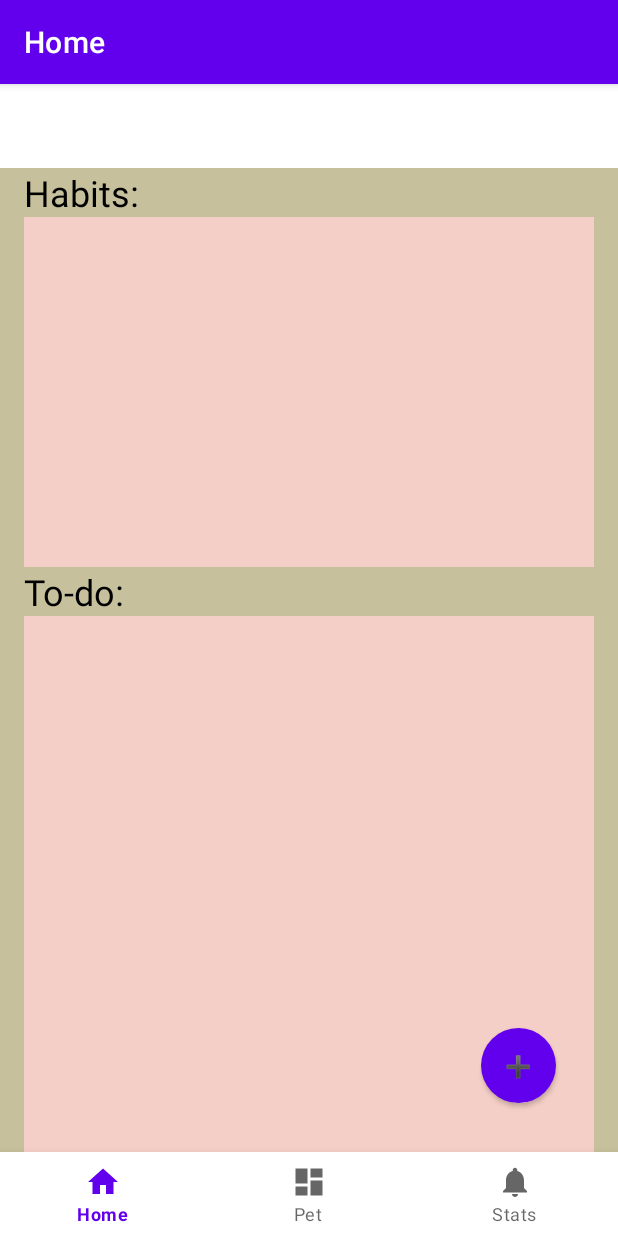
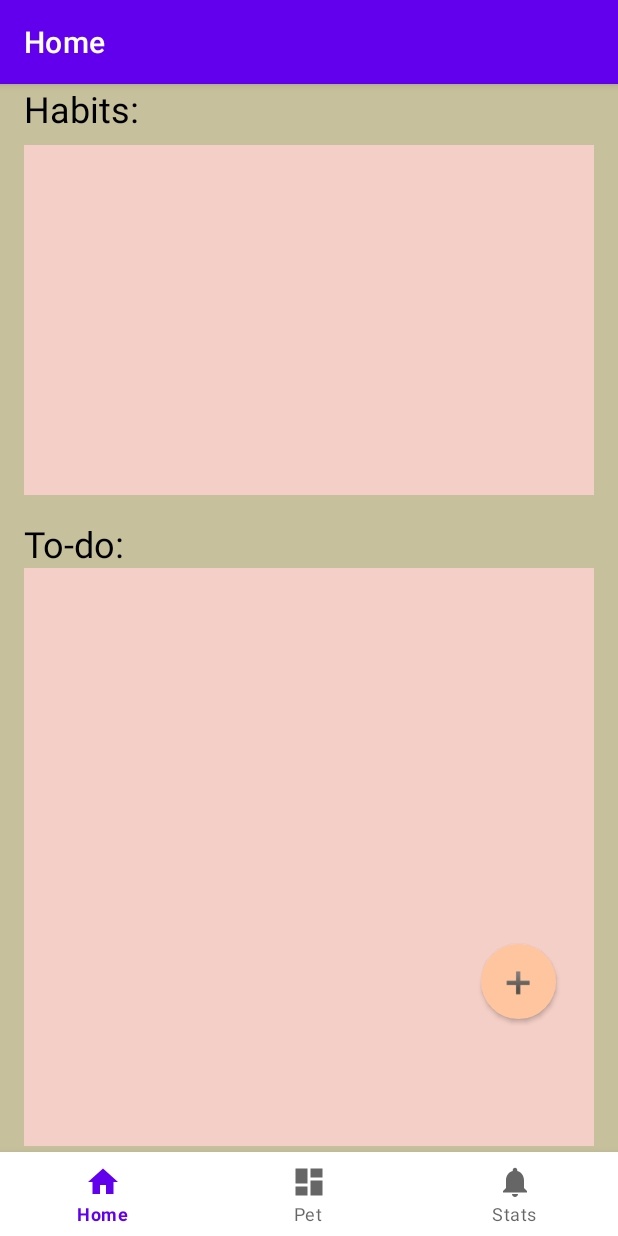
Before and after one commit to VeressIris/ITfest, an Android app: the screen it shows after launch (MainActivity), on a phone screen of 412 x 824 dp. Run offline under Robolectric (Android 15) with nearby library versions, the phone set to English and light mode, and no system bars; our stand-ins replace Firebase (no records; nobody signed in at launch, a user with empty details on screens opened directly), navigation-ui.

Commit message:
ui update

```diff
--- a/app/src/main/res/layout/activity_main.xml
+++ b/app/src/main/res/layout/activity_main.xml
@@ -4,8 +4,7 @@
     xmlns:tools="http://schemas.android.com/tools"
     android:id="@+id/container"
     android:layout_width="match_parent"
-    android:layout_height="match_parent"
-    android:paddingTop="?attr/actionBarSize">
+    android:layout_height="match_parent">
 
     <com.google.android.material.bottomnavigation.BottomNavigationView
         android:id="@+id/nav_view"
@@ -21,7 +20,7 @@
         android:id="@+id/nav_host_fragment_activity_main"
         android:name="androidx.navigation.fragment.NavHostFragment"
         android:layout_width="match_parent"
-        android:layout_height="match_parent"
+        android:layout_height="0dp"
         app:defaultNavHost="true"
         app:layout_constraintBottom_toTopOf="@id/nav_view"
         app:layout_constraintLeft_toLeftOf="parent"
--- a/app/src/main/res/layout/fragment_home.xml
+++ b/app/src/main/res/layout/fragment_home.xml
@@ -32,7 +32,10 @@
         <ScrollView
             android:layout_width="match_parent"
             android:layout_height="233dp"
-            android:background="#F4CFC7">
+            android:layout_marginTop="8dp"
+            android:layout_marginBottom="16dp"
+            android:background="#F4CFC7"
+            android:padding="8dp">
 
             <LinearLayout
                 android:id="@+id/habitsContainer"
@@ -52,7 +55,8 @@
         <ScrollView
             android:layout_width="match_parent"
             android:layout_height="385dp"
-            android:background="#F4CFC7">
+            android:background="#F4CFC7"
+            android:padding="8dp">
 
             <LinearLayout
                 android:id="@+id/toDoContainer"
@@ -62,7 +66,7 @@
         </ScrollView>
     </LinearLayout>
 
-    <Button
+    <androidx.appcompat.widget.AppCompatButton
         android:id="@+id/trackBttn"
         android:layout_width="50dp"
         android:layout_height="50dp"
```
